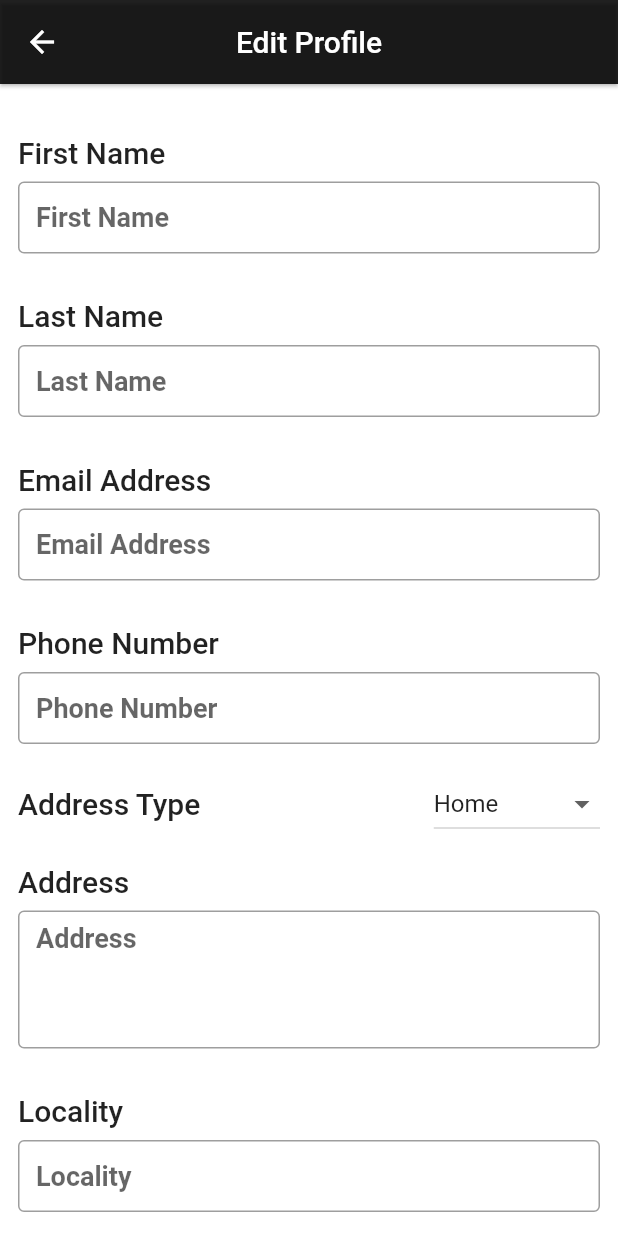
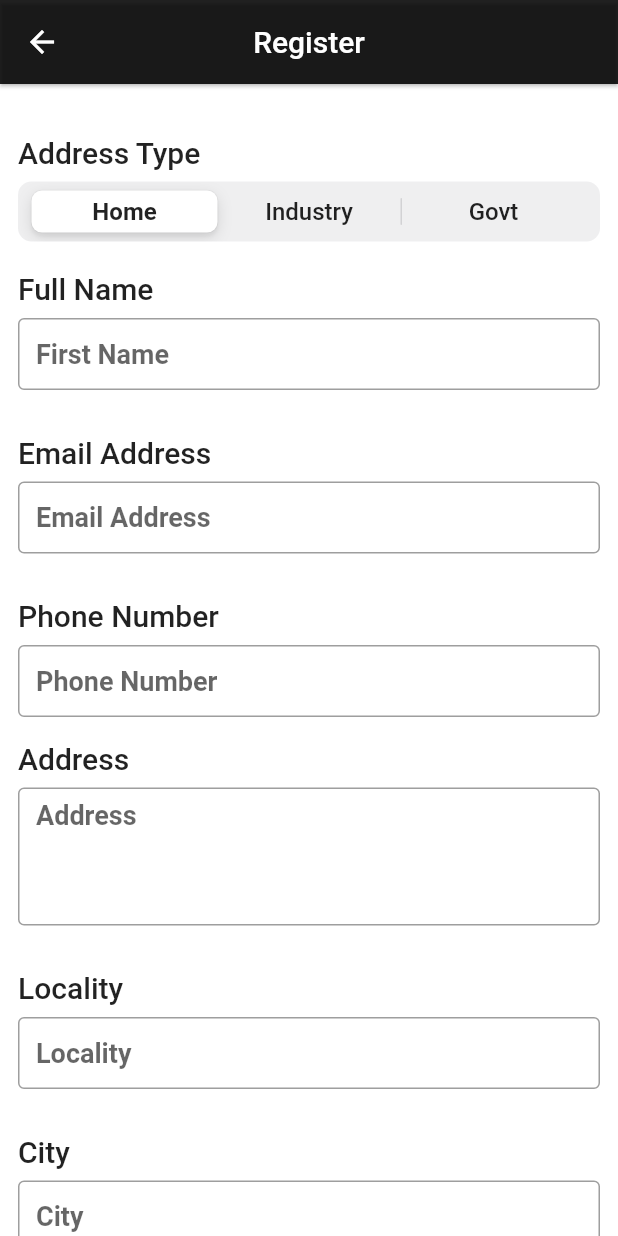
Before and after one commit to inirav/fastzone_app, a Flutter app: the RegisterPage screen opened directly with empty values, on a phone screen of 412 x 824 dp. Run offline on Flutter 3.47's test engine with Material 2 defaults, Android fonts, the light colour scheme and no system bars; our stand-ins replace firebase_auth, firebase_core, get, hive, sms_autofill; missing offline and left inert: flutter_absolute_path, multi_image_picker2, onesignal_flutter; accounts and stored records are empty; network calls fail.

Commit message:
customer org added

```diff
--- a/lib/data/hive.dart
+++ b/lib/data/hive.dart
@@ -20,11 +20,11 @@ class LocalX {
   static setId(int customerId) => userBox().put('id', customerId);
   static int? get customerId => userBox().get('id');
 
-  static setFirstName(String firstName) => userBox().put('firstname', firstName);
-  static String? get firstName => userBox().get('firstname');
+  static setFullName(String fullName) => userBox().put('fullname', fullName);
+  static String? get fullName => userBox().get('fullname');
 
-  static setLastName(String lastName) => userBox().put('lastname', lastName);
-  static String? get lastName => userBox().get('lastname');
+  static setOrganization(String organization) => userBox().put('organization', organization);
+  static String? get organization => userBox().get('organization');
 
   static setEmail(String email) => userBox().put('email', email);
   static String? get email => userBox().get('email');
--- a/lib/main.dart
+++ b/lib/main.dart
@@ -26,6 +26,7 @@ class MyApp extends StatelessWidget {
   @override
   Widget build(BuildContext context) {
     return GetMaterialApp(
+      debugShowCheckedModeBanner: false,
       title: 'Fastzone',
       theme: AppTheme.theme,
       home: Home(),
--- a/lib/models/customer.dart
+++ b/lib/models/customer.dart
@@ -3,8 +3,8 @@
 class Customer {
     Customer({
        required this.id,
-       required this.firstName,
-       required this.lastName,
+       required this.fullName,
+       required this.organization,
        required this.email,
        required this.phone,
        required this.addressType,
@@ -15,8 +15,8 @@ class Customer {
     });
 
     int id;
-    String firstName;
-    String lastName;
+    String fullName;
+    String organization;
     String email;
     String phone;
     String addressType;
@@ -27,8 +27,8 @@ class Customer {
 
     factory Customer.fromJson(Map<String, dynamic> json) => Customer(
         id: json["id"],
-        firstName: json["first_name"],
-        lastName: json["last_name"],
+        fullName: json["full_name"],
+        organization: json["organization"],
         email: json["email"],
         phone: json["phone"],
         addressType: json["address_type"],
--- a/lib/pages/auth/register_page.dart
+++ b/lib/pages/auth/register_page.dart
@@ -1,6 +1,7 @@
 import 'package:fastzone/controllers/auth_controller.dart';
 import 'package:fastzone/utils/theme.dart';
 import 'package:fastzone/utils/validator.dart';
+import 'package:fastzone/widgets/buttons.dart';
 import 'package:flutter/cupertino.dart';
 import 'package:flutter/material.dart';
 import 'package:flutter/services.dart';
@@ -16,8 +17,8 @@ class RegisterPage extends StatefulWidget {
 
 class _RegisterPageState extends State<RegisterPage> {
   final GlobalKey<FormState> _formKey = GlobalKey<FormState>();
-  final TextEditingController _firstNameController = TextEditingController();
-  final TextEditingController _lastNameController = TextEditingController();
+  final TextEditingController _fullNameController = TextEditingController();
+  final TextEditingController _orgNameController = TextEditingController();
   final TextEditingController _emailController = TextEditingController();
   final TextEditingController _phoneController = TextEditingController();
   final TextEditingController _addressController = TextEditingController();
@@ -26,12 +27,7 @@ class _RegisterPageState extends State<RegisterPage> {
   final TextEditingController _pincodeController = TextEditingController();
   final AuthController _authController = Get.find<AuthController>();
 
-  String dropDownValue = 'Home';
-  List<String> dropDownItems = [
-    'Home',
-    'Industrial',
-    'Government'
-  ];
+  int selectedValue = 0;
 
   @override
   void initState() {
@@ -41,8 +37,8 @@ class _RegisterPageState extends State<RegisterPage> {
 
   @override
   void dispose() {
-    _firstNameController.dispose();
-    _lastNameController.dispose();
+    _fullNameController.dispose();
+    _orgNameController.dispose();
     _emailController.dispose();
     _phoneController.dispose();
     _addressController.dispose();
@@ -55,7 +51,7 @@ class _RegisterPageState extends State<RegisterPage> {
   @override
   Widget build(BuildContext context) {
     return Scaffold(
-      appBar: AppBar(title: const Text('Edit Profile'),),
+      appBar: AppBar(title: const Text('Register'),),
         body: SingleChildScrollView(
           physics: const BouncingScrollPhysics(),
           padding: const EdgeInsets.symmetric(horizontal: 12, vertical: 14),
@@ -64,10 +60,27 @@ class _RegisterPageState extends State<RegisterPage> {
               crossAxisAlignment: CrossAxisAlignment.start,
               children: [
                 const SizedBox(height: 20,),
-                Text('First Name', style: Theme.of(context).textTheme.headline6,),
+                Text('Address Type', style: Theme.of(context).textTheme.headline6,),
+                const SizedBox(height: 8,),
+                SizedBox(width: double.infinity,
+                  child: CupertinoSlidingSegmentedControl(
+                    padding: const EdgeInsets.symmetric(horizontal: 10, vertical: 6),
+                    children: const <int, Widget>{
+                      0: Text('Home', style: TextStyle(fontSize: 16),),
+                      1: Text('Industry', style: TextStyle(fontSize: 16),),
+                      2: Text('Govt', style: TextStyle(fontSize: 16),),
+                    },
+                    onValueChanged: (int? val) {
+                       setState(() {
+                         selectedValue = val!;
+                       });
+                    }, groupValue: selectedValue,),
+                ),
+                const SizedBox(height: 20,),
+                Text('Full Name', style: Theme.of(context).textTheme.headline6,),
                 const SizedBox(height: 8,),
                 TextFormField(
-                  controller: _firstNameController,
+                  controller: _fullNameController,
                   validator: Validator.validateName,
                   style: const TextStyle(color: Colors.black87),
                   decoration: InputDecoration(
@@ -77,19 +90,24 @@ class _RegisterPageState extends State<RegisterPage> {
                     border: const OutlineInputBorder(),
                   ),
                 ),
+                selectedValue == 0 ?
+                const SizedBox() :
+                Column(crossAxisAlignment: CrossAxisAlignment.start,
+                  children: [
                     const SizedBox(height: 30,),
-                Text('Last Name', style: Theme.of(context).textTheme.headline6,),
+                    Text('Organization', style: Theme.of(context).textTheme.headline6,),
                     const SizedBox(height: 8,),
                     TextFormField(
-                  controller: _lastNameController,
-                  validator: Validator.validateName,
+                      controller: _orgNameController,
                       style: const TextStyle(color: Colors.black87),
                       decoration: InputDecoration(
                         contentPadding: const EdgeInsets.symmetric(horizontal: 12),
-                    hintText: 'Last Name',
+                        hintText: 'Organization',
                         hintStyle: AppTheme.head1,
                         border: const OutlineInputBorder(),
                       ),
+                    ),
+                  ],
                 ),
                 const SizedBox(height: 30,),
                 Text('Email Address', style: Theme.of(context).textTheme.headline6,),
@@ -124,24 +142,6 @@ class _RegisterPageState extends State<RegisterPage> {
                     hintStyle: AppTheme.head1,
                     border: const OutlineInputBorder(),
                   ),
-                ),
-                const SizedBox(height: 16,),
-                Row(mainAxisAlignment: MainAxisAlignment.spaceBetween,
-                  children: [
-                    Text('Address Type', style: Theme.of(context).textTheme.headline6,),
-                    DropdownButton(items: dropDownItems.map((String items) {
-                      return DropdownMenuItem(
-                          value: items,
-                          child: Text(items),
-                        );
-                      }).toList(),
-                      value: dropDownValue,
-                      onChanged: (String? value) {
-                        setState(() {
-                            dropDownValue = value!;
-                        });
-                    }),
-                  ],
                 ),
                 const SizedBox(height: 16,),
                 Text('Address', style: Theme.of(context).textTheme.headline6,),
@@ -205,17 +205,34 @@ class _RegisterPageState extends State<RegisterPage> {
                   ),
                 ),
                 const SizedBox(height: 30,),
-                SizedBox(width: double.infinity,
-                child: CupertinoButton(
-                  color: AppColors.redColor,
-                  child: Text('Register', style: AppTheme.head1),
-                  onPressed: () {
-                    _authController.addCustomer(_firstNameController.text,
-                      _lastNameController.text, _emailController.text, _phoneController.text,
-                      dropDownValue, _addressController.text, _localityController.text,
+                Obx(() => MyButton(
+                  width: Get.width / 1.1,
+                  title: 'Register',
+                  isLoading: _authController.addCustomerLoader.value,
+                  onTap: () async {
+                     String addressType = 'Home';
+                    switch (selectedValue) {
+                      case 0:
+                        addressType = 'Home';
+                        break;
+                      case 1:
+                        addressType = 'Industry';
+                        break;
+                      case 2:
+                        addressType = 'Govt';
+                        break;
+                      default:
+                        addressType = 'Home';
+                        break;
+                    }
+                     if (_formKey.currentState!.validate()) {
+                       _authController.addCustomer(_fullNameController.text,
+                      _orgNameController.text, _emailController.text, _phoneController.text,
+                      addressType, _addressController.text, _localityController.text,
                       _cityController.text, _pincodeController.text);
-                  }),
-              ),
+                     }
+                  })),
+                  const SizedBox(height: 30,),
             ],
           ),
         ),
--- a/lib/pages/profile/profile_page.dart
+++ b/lib/pages/profile/profile_page.dart
@@ -44,7 +44,7 @@ class ProfilePage extends StatelessWidget {
           physics: const BouncingScrollPhysics(),
           children: <Widget>[
             const SizedBox(height: 25),
-            Text('${LocalX.firstName} ${LocalX.lastName}', style: const TextStyle(fontSize: 24,
+            Text('${LocalX.fullName}', style: const TextStyle(fontSize: 24,
                 fontWeight: FontWeight.w500),),
             const SizedBox(height: 6),
             Text('${LocalX.email}', style: const TextStyle(
--- a/lib/services/api_client.dart
+++ b/lib/services/api_client.dart
@@ -8,13 +8,13 @@ import 'package:fastzone/models/models.dart';
 
 class ApiClient {
 
-  static Future addCustomer(String firstName, String lastName,
+  static Future addCustomer(String fullName, String organization,
      String email, String phone, String type, String address, String locality,
      String city, String pincode) async {
     try {
         var response = await http.post(Uri.parse(Connection.addCustomer), body: {
-          'first_name': firstName,
-          'last_name': lastName,
+          'full_name': fullName,
+          'organization': organization,
           'email': email,
           'phone': phone,
           'type': type,
@@ -25,6 +25,7 @@ class ApiClient {
         });
         if (response.statusCode >= 200 || response.statusCode <= 299) {
           var result = json.decode(response.body);
+          debugPrint('register customer $result');
           return result;
         }
     } on Exception catch (e) {
@@ -33,14 +34,14 @@ class ApiClient {
   }
 
 
-  static Future editCustomer(int customerId, String firstName, String lastName,
+  static Future editCustomer(int customerId, String fullName, String organization,
      String email, String phone, String type, String address, String locality,
      String city, String pincode) async {
     try {
         var response = await http.post(Uri.parse(Connection.editCustomer), body: {
           'customer_id': '$customerId',
-          'first_name': firstName,
-          'last_name': lastName,
+          'full_name': fullName,
+          'organization': organization,
           'email': email,
           'phone': phone,
           'type': type,
--- a/lib/services/connection.dart
+++ b/lib/services/connection.dart
@@ -1,7 +1,7 @@
 
 class Connection {
 
-  static String url = 'http://192.168.1.101:8000';
+  static String url = 'http://fastzone.in';
 
   static String checkCustomer = url + '/users/api/customer/check';
   static String addCustomer = url + '/users/api/customer/add';
```
Also changed, not shown: lib/controllers/auth_controller.dart (+37 -20 lines), lib/pages/profile/edit_profile_page.dart (+85 -47 lines), 2 other files. Lines whose indentation alone changed are shown as unchanged.
